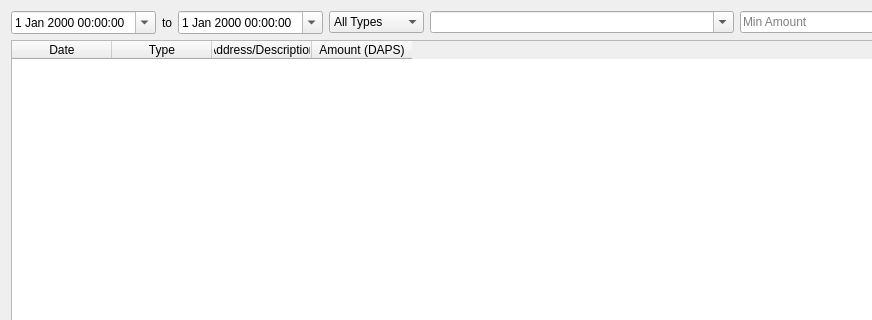
Before: the Qt Designer form src/qt/forms/historypage.ui in pedrorv0106/DAPS, drawn with Qt 5; both pictures show x 0 to 872 and y 0 to 320 of the 1055 by 521 pixel window.
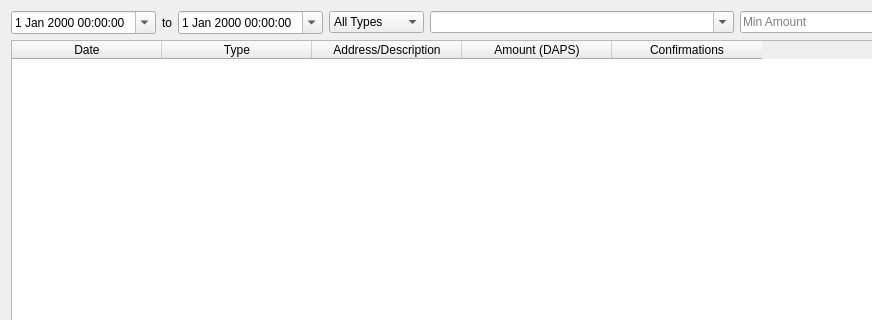
After: the same form once the commit is applied.

Commit message: DAPS-648 add confirmations column on history page

The edit to the form file:
```diff
--- a/src/qt/forms/historypage.ui
+++ b/src/qt/forms/historypage.ui
@@ -170,9 +170,18 @@
        <property name="cornerButtonEnabled">
         <bool>false</bool>
        </property>
+       <attribute name="horizontalHeaderVisible">
+        <bool>true</bool>
+       </attribute>
        <attribute name="horizontalHeaderCascadingSectionResizes">
         <bool>false</bool>
        </attribute>
+       <attribute name="horizontalHeaderDefaultSectionSize">
+        <number>150</number>
+       </attribute>
+       <attribute name="horizontalHeaderMinimumSectionSize">
+        <number>150</number>
+       </attribute>
        <attribute name="verticalHeaderVisible">
         <bool>false</bool>
        </attribute>
@@ -196,6 +205,11 @@
          <string>Amount (DAPS)</string>
         </property>
        </column>
+       <column>
+        <property name="text">
+         <string>Confirmations</string>
+        </property>
+       </column>
       </widget>
      </item>
     </layout>
```
The commit also changes 9 other files.
